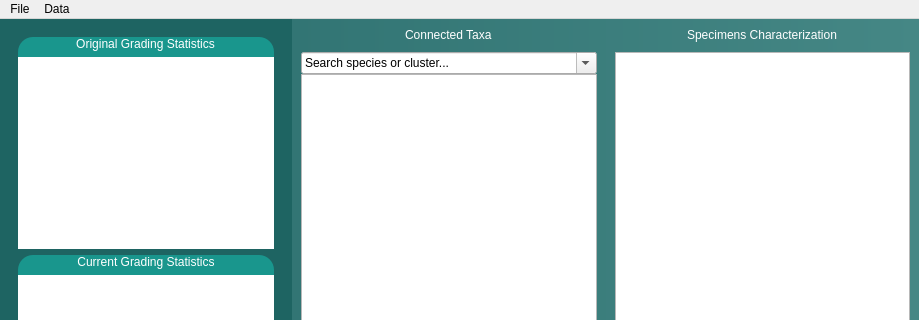
Old version of the form iSpecIDApp/mainwindow.ui in the repository lmpn/iSpecID; both pictures show x 0 to 919 and y 0 to 320 of the 919 by 1028 pixel window.
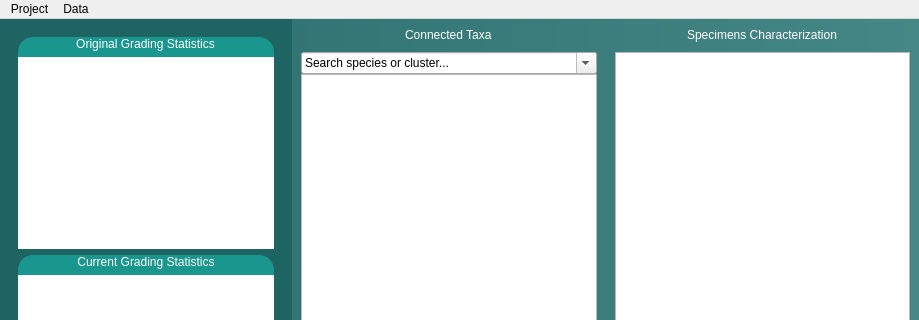
New version of the form. Icons and pictures are not drawn.

```diff
--- a/iSpecIDApp/mainwindow.ui
+++ b/iSpecIDApp/mainwindow.ui
@@ -721,7 +721,7 @@
    </property>
    <widget class="QMenu" name="menu_file">
     <property name="title">
-     <string>File</string>
+     <string>Project</string>
     </property>
     <addaction name="new_project_action"/>
     <addaction name="load_project_action"/>
```
Left out of the diff: 13 changed lines with no effect on the pictures.
